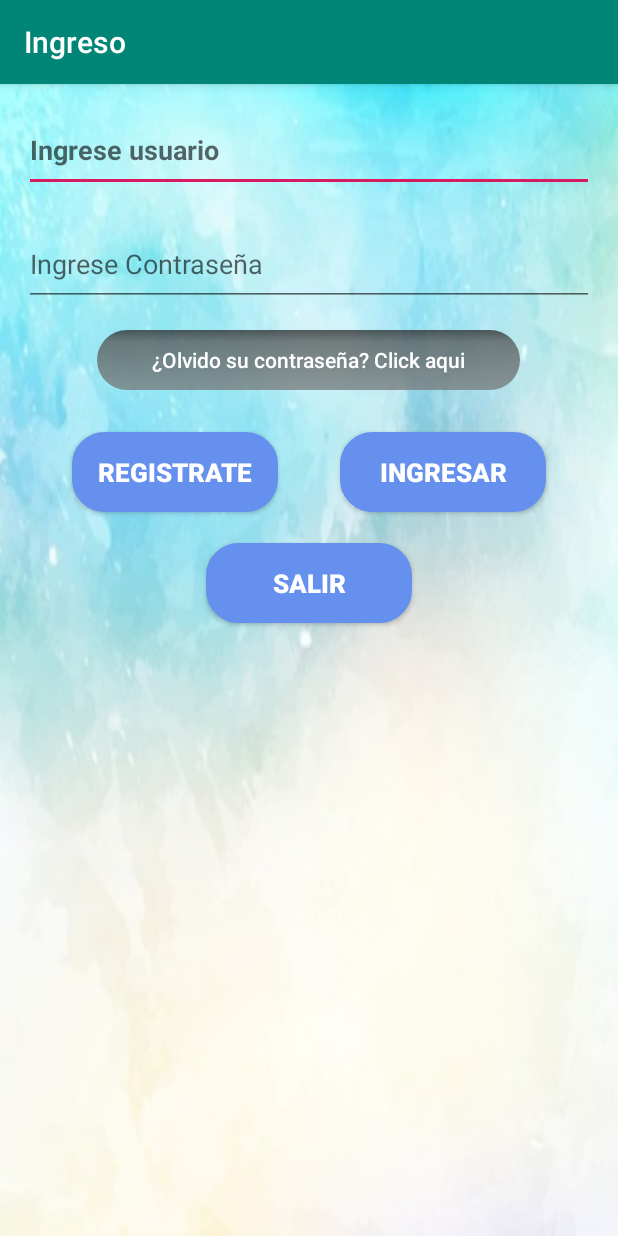
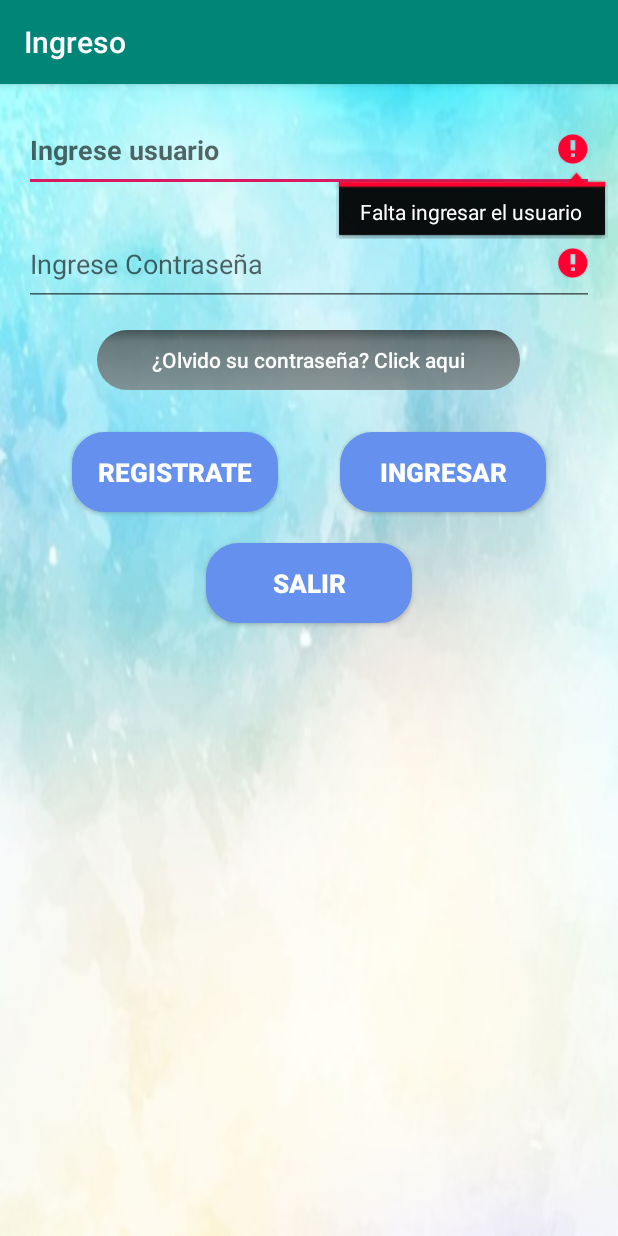
Before and after one commit to pipecato2/SystemMarket, an Android app: the screen it shows after launch (LoginActivity), after a tap on "INGRESAR", on a phone screen of 412 x 824 dp. Run offline under Robolectric (Android 15) with nearby library versions, the phone set to English and light mode, and no system bars; our stand-ins replace Volley.

```diff
--- a/app/src/main/java/com/example/max/sysmarket2/vista/LoginActivity.java
+++ b/app/src/main/java/com/example/max/sysmarket2/vista/LoginActivity.java
@@ -70,7 +70,7 @@ public class LoginActivity extends AppCompatActivity {
         /**
          * Ingresar al sistema
          *
-         * Llama el procedimiento getUsuario ´´para validar usuario
+         * Llama el procedimiento setOnClickListener ejecuta el boton ingresar para validar usuario
          * @author Felipe Morales
          * @version 2019.05.28
          * @since 1.0
@@ -79,11 +79,31 @@ public class LoginActivity extends AppCompatActivity {
         btn_lg_ingresar_A.setOnClickListener(new View.OnClickListener() {
             @Override
             public void onClick(View v) {
-                getUsuario(v.getContext(), et_lg_usuario_A.getText().toString(), et_lg_password_A.getText().toString());
-                if (bolValidador == false) {
-                    et_lg_password_A.setText("");
-                    et_lg_usuario_A.clearFocus();
+                Boolean bolError=false;
+
+                if(et_lg_usuario_A.getText().toString().trim().equalsIgnoreCase(""))
+                {
+                    et_lg_usuario_A.setError(getString(R.string.msjErrorUsuario));
+                    bolError=true;
                 }
+                if(et_lg_password_A.getText().toString().trim().equalsIgnoreCase(""))
+                {
+                    et_lg_password_A.setError(getString(R.string.msjErrorContrasena));
+                    bolError=true;
+                }
+
+                if(bolError==false){
+                    getUsuario(v.getContext(), et_lg_usuario_A.getText().toString(), et_lg_password_A.getText().toString());
+                    if (bolValidador == false) {
+                        et_lg_password_A.setText("");
+                        et_lg_usuario_A.setText("");
+
+                    }
+                }
+                else{
+                    Toast.makeText(v.getContext(),getString(R.string.msjErrorLogin),Toast.LENGTH_SHORT).show();
+                }
+
             }
         });
 
--- a/app/src/main/res/layout/activity_login.xml
+++ b/app/src/main/res/layout/activity_login.xml
@@ -91,7 +91,8 @@
         android:textStyle="bold"
         app:layout_constraintEnd_toEndOf="parent"
         app:layout_constraintStart_toStartOf="parent"
-        app:layout_constraintTop_toTopOf="parent" />
+        app:layout_constraintTop_toTopOf="parent"
+        />
 
     <EditText
         android:id="@+id/et_lg_password"
--- a/app/src/main/res/values/strings.xml
+++ b/app/src/main/res/values/strings.xml
@@ -43,4 +43,7 @@
     <string name="ingrese_email">Ingrese Email</string>
     <string name="recuperar_contrase_a">Recuperar contraseña</string>
     <string name="volver">Volver</string>
+    <string name="msjErrorUsuario">Falta ingresar el usuario</string>
+    <string name="msjErrorContrasena">Falta Ingresar la contraseña</string>
+    <string name="msjErrorLogin">Existen campos vacios, verificar</string>
 </resources>
```
